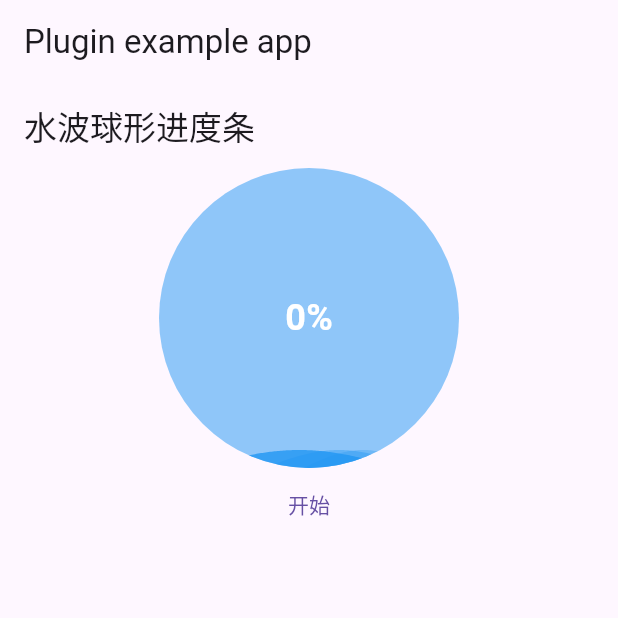
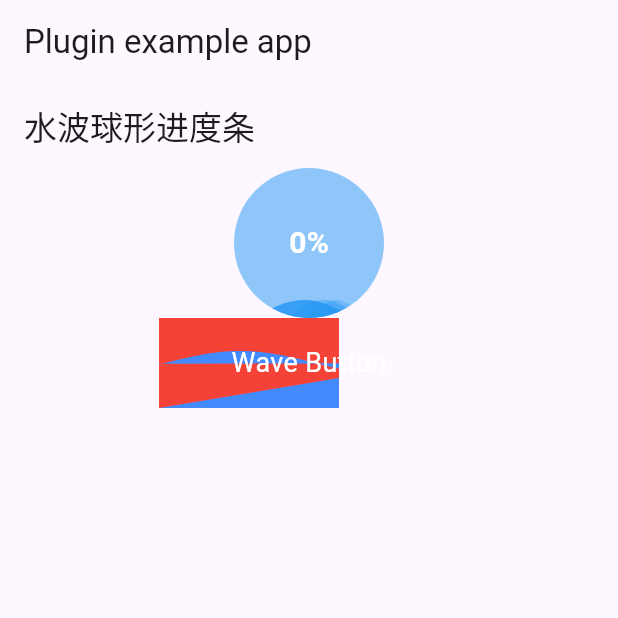
Before and after one commit to 7-bit11/flutter_progress_bar_button, a Flutter app: the screen it shows after launch, on a phone screen of 412 x 824 dp, the top half of it. Run offline on Flutter 3.47's test engine with Material 3 defaults, Android fonts, the phone set to English and light mode, and no system bars.

Commit message:
✨ feat(111):

```diff
--- a/example/lib/circualr_progress_button_example.dart
+++ b/example/lib/circualr_progress_button_example.dart
@@ -28,19 +28,20 @@ class _WaterWaveProgressPageState extends State<CircualrProgressButtonExample> {
         children: [
           Center(
             child: CircularAnimatedProgressBar(
-              size: 200,
+                size: 100,
                 progress: progress.clamp(0, 1),
-            ),
-          ),
-          TextButton(
                 onPressed: () {
                   Timer.periodic(const Duration(milliseconds: 1000), (t) {
                     setState(() {
                       progress += .1;
                     });
                   });
-              },
-              child: Text("开始"))
+                }),
+          ),
+          WaveProgressButton(
+            width: 200, // 设置按钮宽度
+            height: 60, // 设置按钮高度
+          )
         ],
       ),
     );
--- a/lib/flutter_progress_bar_button.dart
+++ b/lib/flutter_progress_bar_button.dart
@@ -1,3 +1,4 @@
 library flutterProgressBarButton;
 
 export 'src/circular/circular_progress_button.dart';
+export 'src/circular/wavn.dart';
--- a/lib/src/circular/circular_progress_button.dart
+++ b/lib/src/circular/circular_progress_button.dart
@@ -31,6 +31,8 @@ class CircularAnimatedProgressBar extends StatefulWidget {
   /// 背景颜色
   late Color backgroundColor;
 
+  late void Function()? onPressed;
+
   /// 构造方法
   CircularAnimatedProgressBar(
       {super.key,
@@ -38,6 +40,7 @@ class CircularAnimatedProgressBar extends StatefulWidget {
       this.progress = .2,
       this.isShowProgress = true,
       this.curve = Curves.linear,
+      this.onPressed,
       this.waveHeight = 12,
       this.backgroundColor = const Color(0x802196f3),
 
@@ -49,7 +52,7 @@ class CircularAnimatedProgressBar extends StatefulWidget {
         Color(0xCC2196f3),
       ],
       this.showProgressTextStyle = const TextStyle(
-          fontSize: 24, fontWeight: FontWeight.bold, color: Colors.white)})
+          fontSize: 20, fontWeight: FontWeight.bold, color: Colors.white)})
       : assert(progress >= 0.0 && progress <= 1.0,
             "Progress must be less than 1 and greater than 0"),
         assert(size > 0.0, "The size must be greater than 0"),
@@ -122,7 +125,9 @@ class _CircularAnimatedProgressBarState
 
   @override
   Widget build(BuildContext context) {
-    return AnimatedBuilder(
+    return GestureDetector(
+      onTap: widget.onPressed,
+      child: AnimatedBuilder(
         animation: Listenable.merge([_progressController, _waveController]),
         builder: (context, child) {
           return Stack(
@@ -146,6 +151,7 @@ class _CircularAnimatedProgressBarState
             ],
           );
         },
+      ),
     );
   }
 }
--- /dev/null
+++ b/lib/src/circular/wavn.dart
@@ -0,0 +1,127 @@
+import 'dart:math';
+
+import 'package:flutter/material.dart';
+
+import 'package:flutter/material.dart';
+import 'dart:math';
+
+void main() => runApp(MyApp());
+
+class MyApp extends StatelessWidget {
+  @override
+  Widget build(BuildContext context) {
+    return MaterialApp(
+      home: Scaffold(
+        appBar: AppBar(title: Text('波浪进度按钮')),
+        body: Center(
+          child: WaveProgressButton(
+            width: 200, // 设置按钮宽度
+            height: 60, // 设置按钮高度
+          ),
+        ),
+      ),
+    );
+  }
+}
+
+class WaveProgressButton extends StatefulWidget {
+  final double width;
+  final double height;
+
+  const WaveProgressButton(
+      {Key? key, required this.width, required this.height})
+      : super(key: key);
+
+  @override
+  _WaveProgressButtonState createState() => _WaveProgressButtonState();
+}
+
+class _WaveProgressButtonState extends State<WaveProgressButton>
+    with SingleTickerProviderStateMixin {
+  late AnimationController _controller;
+
+  @override
+  void initState() {
+    super.initState();
+    _controller = AnimationController(
+      vsync: this,
+      duration: Duration(seconds: 4), // 动画持续时间
+    )..repeat(); // 无限循环播放
+  }
+
+  @override
+  void dispose() {
+    _controller.dispose();
+    super.dispose();
+  }
+
+  @override
+  Widget build(BuildContext context) {
+    return GestureDetector(
+      onTap: () {
+        // 按钮点击处理
+      },
+      child: Stack(
+        alignment: Alignment.center,
+        children: [
+          CustomPaint(
+            size: Size(widget.width, widget.height), // 使用传入的宽度和高度
+            painter: WavePainter(
+              animation: _controller,
+              progress: 0.6, // 可以动态调整进度
+            ),
+          ),
+          Text(
+            "Wave Button",
+            style: TextStyle(color: Colors.white, fontSize: 18),
+          ),
+        ],
+      ),
+    );
+  }
+}
+
+class WavePainter extends CustomPainter {
+  final Animation<double> animation;
+  final double waveHeight = 8.0; // 波浪高度
+  final double waveLength = 200.0; // 波浪长度，调整平滑度
+  final double waveSpeed = 2.0; // 波浪速度
+  final double progress; // 进度
+
+  WavePainter({required this.animation, required this.progress})
+      : super(repaint: animation);
+
+  @override
+  void paint(Canvas canvas, Size size) {
+    Paint wavePaint = Paint()..color = Colors.blueAccent;
+    Paint progressPaint = Paint()..color = Colors.red;
+
+    // 绘制进度条背景
+    Rect progressRect = Rect.fromLTWH(0, 0, size.width * progress, size.height);
+    canvas.drawRect(progressRect, progressPaint);
+
+    // 绘制波浪效果
+    Path wavePath = Path();
+    double waveOffset = waveSpeed * animation.value * waveLength;
+
+    // 使波浪从画布左侧延伸至右侧，平滑过渡
+    wavePath.moveTo(-waveLength + waveOffset, size.height / 2);
+    for (double i = -waveLength; i <= size.width + waveLength; i += 1) {
+      double y = sin((i / waveLength) * 2 * pi + waveOffset) * waveHeight +
+          size.height / 2;
+      wavePath.lineTo(i, y);
+    }
+    wavePath.lineTo(size.width, size.height);
+    wavePath.lineTo(0, size.height);
+    wavePath.close();
+
+    // 剪切波浪区域
+    canvas.clipRect(progressRect);
+    canvas.drawPath(wavePath, wavePaint);
+  }
+
+  @override
+  bool shouldRepaint(covariant CustomPainter oldDelegate) {
+    return true; // 动画更新时重绘
+  }
+}
```
Lines whose indentation alone changed are shown as unchanged.
